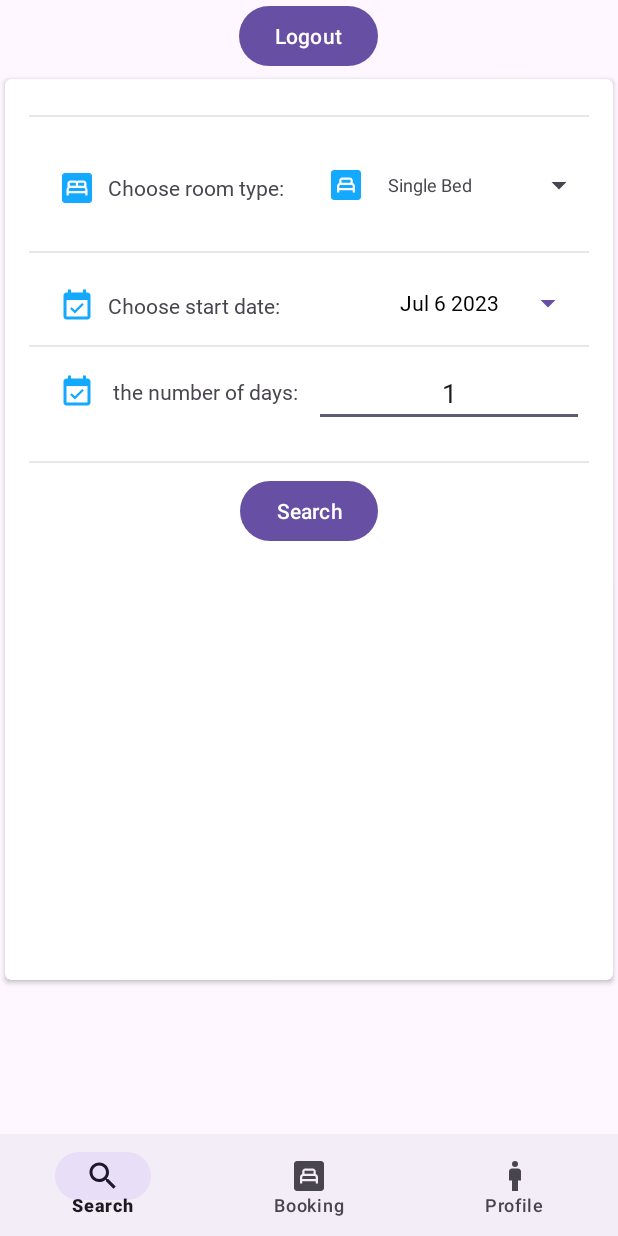
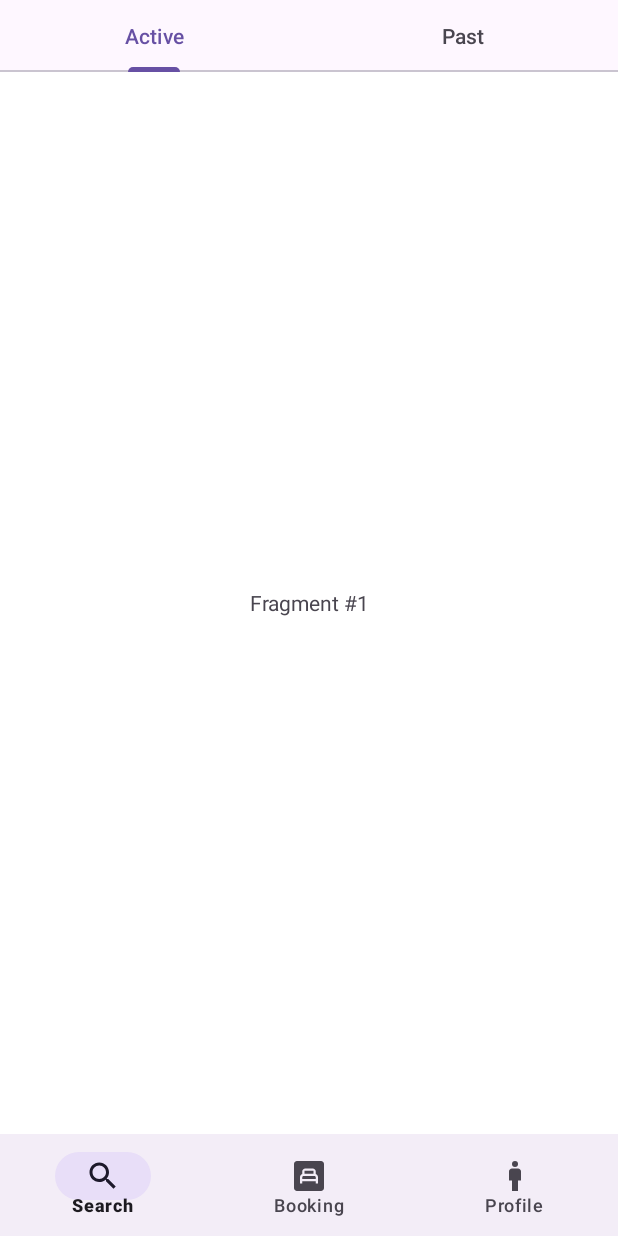
Before and after one commit to MohammadF2/androidProjectZamili, an Android app: the screen it shows after launch once a user with an empty profile is signed in (SearchActivity before the commit, BookingActivity after it), item 2 of the bottom bar chosen, on a phone screen of 412 x 824 dp. Run offline under Robolectric (Android 15) with nearby library versions, the phone set to English and light mode, and no system bars; our stand-ins replace Firebase (no records; nobody signed in at launch, a user with empty details on screens opened directly), Volley.

```diff
--- a/app/src/main/AndroidManifest.xml
+++ b/app/src/main/AndroidManifest.xml
@@ -32,6 +32,10 @@
         <activity
             android:name="edu.birzeit.zamilihotal.activitys.RoomActivity"
             android:label="Room page" />
+
+        <activity
+            android:name="edu.birzeit.zamilihotal.activitys.BookingActivity"
+            android:label="Booking Activity" />
     </application>
 
 </manifest>
--- a/app/src/main/java/edu/birzeit/zamilihotal/MainActivity.java
+++ b/app/src/main/java/edu/birzeit/zamilihotal/MainActivity.java
@@ -29,6 +29,7 @@ import com.google.firebase.auth.FirebaseUser;
 
 import edu.birzeit.androidprojectzamili.R;
 import edu.birzeit.zamilihotal.Data.DataBase;
+import edu.birzeit.zamilihotal.activitys.BookingActivity;
 import edu.birzeit.zamilihotal.activitys.SearchActivity;
 
 public class MainActivity extends AppCompatActivity {
--- /dev/null
+++ b/app/src/main/java/edu/birzeit/zamilihotal/activitys/BookingActivity.java
@@ -0,0 +1,42 @@
+package edu.birzeit.zamilihotal.activitys;
+
+import android.content.Intent;
+import android.os.Bundle;
+import android.view.MenuItem;
+
+import androidx.appcompat.app.AppCompatActivity;
+import androidx.viewpager.widget.ViewPager;
+
+import com.google.android.material.tabs.TabLayout;
+
+import edu.birzeit.androidprojectzamili.R;
+import edu.birzeit.zamilihotal.adabter.FragmentPagerAdapterP;
+
+public class BookingActivity extends AppCompatActivity {
+
+    @Override
+    protected void onCreate(Bundle savedInstanceState) {
+        super.onCreate(savedInstanceState);
+        setContentView(R.layout.activity_booking);
+
+        // Get the ViewPager and set it's PagerAdapter so that it can display items
+        ViewPager viewPager = (ViewPager) findViewById(R.id.viewpager);
+        viewPager.setAdapter(new FragmentPagerAdapterP(getSupportFragmentManager(),
+                BookingActivity.this));
+
+        // Give the TabLayout the ViewPager
+        TabLayout tabLayout = (TabLayout) findViewById(R.id.sliding_tabs);
+        tabLayout.setupWithViewPager(viewPager);
+    }
+
+
+    public void profileClick(MenuItem item) {
+    }
+    public void BookingClick(MenuItem item) {
+
+    }
+    public void SearchClick(MenuItem item) {
+        Intent intent = new Intent(BookingActivity.this, SearchActivity.class);
+        startActivity(intent);
+    }
+}
--- a/app/src/main/java/edu/birzeit/zamilihotal/activitys/RoomMenuActivity.java
+++ b/app/src/main/java/edu/birzeit/zamilihotal/activitys/RoomMenuActivity.java
@@ -93,6 +93,8 @@ public class RoomMenuActivity extends AppCompatActivity {
     public void profileClick(MenuItem item) {
     }
     public void BookingClick(MenuItem item) {
+        Intent intent = new Intent(RoomMenuActivity.this, BookingActivity.class);
+        startActivity(intent);
     }
     public void SearchClick(MenuItem item) {
         Intent intent = new Intent(RoomMenuActivity.this, SearchActivity.class);
--- /dev/null
+++ b/app/src/main/java/edu/birzeit/zamilihotal/adabter/FragmentPagerAdapterP.java
@@ -0,0 +1,40 @@
+package edu.birzeit.zamilihotal.adabter;
+
+import android.content.Context;
+
+import androidx.annotation.NonNull;
+import androidx.fragment.app.Fragment;
+import androidx.fragment.app.FragmentManager;
+import androidx.fragment.app.FragmentPagerAdapter;
+
+import edu.birzeit.zamilihotal.fragment.Booking_Fragment;
+
+
+public class FragmentPagerAdapterP extends FragmentPagerAdapter {
+    final int PAGE_COUNT = 2;
+    private String tabTitles[] = new String[] { "Active", "Past"};
+    private Context context;
+
+    public FragmentPagerAdapterP(FragmentManager fm, Context context) {
+        super(fm);
+        this.context = context;
+    }
+
+    @Override
+    public int getCount() {
+        return PAGE_COUNT;
+    }
+
+    @NonNull
+    @Override
+    public Fragment getItem(int position) {
+        return Booking_Fragment.newInstance(position + 1);
+    }
+
+    @Override
+    public CharSequence getPageTitle(int position) {
+        // Generate title based on item position
+        return tabTitles[position];
+    }
+
+}
--- /dev/null
+++ b/app/src/main/java/edu/birzeit/zamilihotal/fragment/Booking_Fragment.java
@@ -0,0 +1,42 @@
+package edu.birzeit.zamilihotal.fragment;
+
+import android.os.Bundle;
+import android.view.LayoutInflater;
+import android.view.View;
+import android.view.ViewGroup;
+import android.widget.TextView;
+
+import androidx.fragment.app.Fragment;
+
+import edu.birzeit.androidprojectzamili.R;
+
+public class Booking_Fragment extends Fragment {
+
+    public static final String ARG_PAGE = "ARG_PAGE";
+
+    private int mPage;
+
+    public static Booking_Fragment newInstance(int page) {
+        Bundle args = new Bundle();
+        args.putInt(ARG_PAGE, page);
+        Booking_Fragment fragment = new Booking_Fragment();
+        fragment.setArguments(args);
+        return fragment;
+    }
+
+    @Override
+    public void onCreate(Bundle savedInstanceState) {
+        super.onCreate(savedInstanceState);
+        mPage = getArguments().getInt(ARG_PAGE);
+    }
+
+    @Override
+    public View onCreateView(LayoutInflater inflater, ViewGroup container,
+                             Bundle savedInstanceState) {
+        View view = inflater.inflate(R.layout.fragment_curr, container, false);
+        TextView textView = (TextView) view;
+        textView.setText("Fragment #" + mPage);
+        return view;
+    }
+
+}
--- /dev/null
+++ b/app/src/main/res/layout/activity_booking.xml
@@ -0,0 +1,30 @@
+<?xml version="1.0" encoding="utf-8"?>
+<LinearLayout xmlns:android="http://schemas.android.com/apk/res/android"
+    xmlns:app="http://schemas.android.com/apk/res-auto"
+    android:layout_width="match_parent"
+    android:layout_height="match_parent"
+    android:orientation="vertical">
+
+    <com.google.android.material.tabs.TabLayout
+        android:id="@+id/sliding_tabs"
+        android:layout_width="match_parent"
+        android:layout_height="wrap_content"
+        app:tabMode="fixed" />
+
+    <androidx.viewpager.widget.ViewPager
+        android:id="@+id/viewpager"
+        android:layout_width="match_parent"
+        android:layout_height="0dp"
+        android:layout_weight="1"
+        android:background="@android:color/white" />
+
+
+    <com.google.android.material.bottomnavigation.BottomNavigationView
+        android:id="@+id/menuBar"
+        android:layout_width="match_parent"
+        android:layout_height="68dp"
+        android:layout_alignParentBottom="true"
+        android:layout_marginBottom="0dp"
+        app:menu="@menu/nav_menu" />
+
+</LinearLayout>
--- a/app/src/main/res/layout/activity_search.xml
+++ b/app/src/main/res/layout/activity_search.xml
@@ -43,7 +43,6 @@
             android:layout_width="match_parent"
             android:layout_height="610dp"
             android:fitsSystemWindows="true"
-            android:onClick="card_roomClicked"
             android:orientation="vertical"
             app:cardCornerRadius="4dp"
             app:cardUseCompatPadding="true"
--- /dev/null
+++ b/app/src/main/res/layout/fragment_curr.xml
@@ -0,0 +1,5 @@
+<?xml version="1.0" encoding="utf-8"?>
+<TextView xmlns:android="http://schemas.android.com/apk/res/android"
+    android:layout_width="match_parent"
+    android:layout_height="match_parent"
+    android:gravity="center" />
```
Also changed, not shown: app/src/main/java/edu/birzeit/zamilihotal/activitys/RoomActivity.java (+46 -6 lines), app/src/main/java/edu/birzeit/zamilihotal/activitys/SearchActivity.java (+40 -11 lines).
